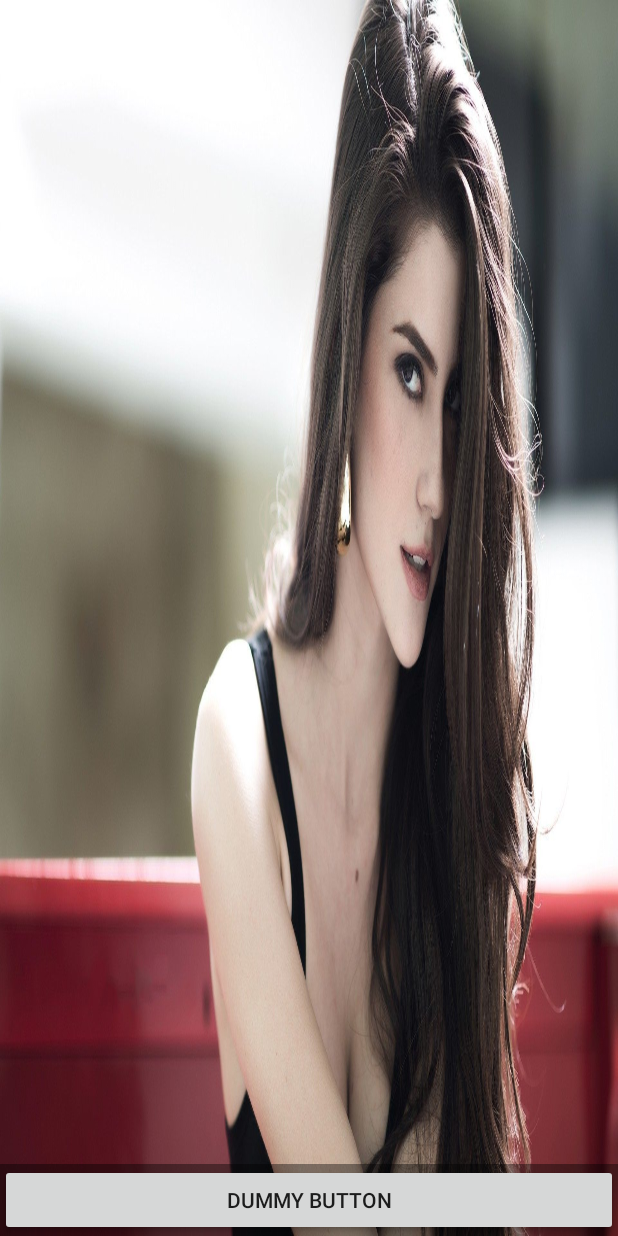
After one commit to Sourabhkhurrana/SOTD, an Android app: the layout activity_fullscreen.xml on its own in the app's theme, with its tools: preview values and no code run, on a phone screen of 412 x 824 dp. The commit adds this screen. Run offline under Robolectric (Android 15) with nearby library versions, the phone set to English and light mode, and no system bars.

Commit message:
initial commit

```diff
--- a/app/build.gradle
+++ b/app/build.gradle
@@ -26,5 +26,6 @@ dependencies {
     })
     compile 'com.android.support:appcompat-v7:26.+'
     compile 'com.android.support:design:26.+'
+    compile 'com.android.support:support-v4:26.+'
     testCompile 'junit:junit:4.12'
 }
--- a/app/src/main/java/com/nougatstudio/sotd/nougatstudio/Utility.java
+++ b/app/src/main/java/com/nougatstudio/sotd/nougatstudio/Utility.java
@@ -1,4 +1,4 @@
-package psndevelopers.chai;
+package com.nougatstudio.sotd.nougatstudio;
 
 /**
  * Created by Neeraj Solanki on 6/30/2016.
--- /dev/null
+++ b/app/src/main/res/layout/activity_fullscreen.xml
@@ -0,0 +1,56 @@
+<FrameLayout xmlns:android="http://schemas.android.com/apk/res/android"
+    xmlns:tools="http://schemas.android.com/tools"
+    android:layout_width="match_parent"
+    android:layout_height="match_parent"
+    android:background="#0099cc"
+    tools:context="com.nougatstudio.sotd.activity.FullscreenActivity">
+
+    <!-- The primary full-screen view. This can be replaced with whatever view
+         is needed to present your content, e.g. VideoView, SurfaceView,
+         TextureView, etc. -->
+    <TextView
+        android:id="@+id/fullscreen_content"
+        android:layout_width="match_parent"
+        android:layout_height="match_parent"
+        android:gravity="center"
+        android:keepScreenOn="true"
+        android:text="@string/dummy_content"
+        android:textColor="#33b5e5"
+        android:textSize="50sp"
+        android:textStyle="bold" />
+
+    <ImageView
+        android:layout_width="match_parent"
+        android:src="@drawable/c"
+        android:scaleType="fitXY"
+        android:layout_height="match_parent" />
+
+    <!-- This FrameLayout insets its children based on system windows using
+         android:fitsSystemWindows. -->
+    <FrameLayout
+        android:layout_width="match_parent"
+        android:layout_height="match_parent"
+        android:fitsSystemWindows="true">
+
+        <LinearLayout
+            android:id="@+id/fullscreen_content_controls"
+            style="?metaButtonBarStyle"
+            android:layout_width="match_parent"
+            android:layout_height="wrap_content"
+            android:layout_gravity="bottom|center_horizontal"
+            android:background="@color/black_overlay"
+            android:orientation="horizontal"
+            tools:ignore="UselessParent">
+
+            <Button
+                android:id="@+id/dummy_button"
+                style="?metaButtonBarButtonStyle"
+                android:layout_width="0dp"
+                android:layout_height="wrap_content"
+                android:layout_weight="1"
+                android:text="@string/dummy_button" />
+
+        </LinearLayout>
+    </FrameLayout>
+
+</FrameLayout>
--- a/app/src/main/res/values/colors.xml
+++ b/app/src/main/res/values/colors.xml
@@ -3,4 +3,6 @@
     <color name="colorPrimary">#3F51B5</color>
     <color name="colorPrimaryDark">#303F9F</color>
     <color name="colorAccent">#FF4081</color>
+
+    <color name="black_overlay">#66000000</color>
 </resources>
--- a/app/src/main/res/values/strings.xml
+++ b/app/src/main/res/values/strings.xml
@@ -4,4 +4,8 @@
     <string name="title_home">Home</string>
     <string name="title_dashboard">Dashboard</string>
     <string name="title_notifications">Notifications</string>
+
+    <string name="title_activity_fullscreen">FullscreenActivity</string>
+    <string name="dummy_button">Dummy Button</string>
+    <string name="dummy_content">DUMMY\nCONTENT</string>
 </resources>
--- a/app/src/main/res/values/styles.xml
+++ b/app/src/main/res/values/styles.xml
@@ -8,4 +8,16 @@
         <item name="colorAccent">@color/colorAccent</item>
     </style>
 
+    <style name="FullscreenTheme" parent="AppTheme">
+        <item name="android:actionBarStyle">@style/FullscreenActionBarStyle</item>
+        <item name="android:windowActionBarOverlay">true</item>
+        <item name="android:windowBackground">@null</item>
+        <item name="metaButtonBarStyle">?android:attr/buttonBarStyle</item>
+        <item name="metaButtonBarButtonStyle">?android:attr/buttonBarButtonStyle</item>
+    </style>
+
+    <style name="FullscreenActionBarStyle" parent="Widget.AppCompat.ActionBar">
+        <item name="android:background">@color/black_overlay</item>
+    </style>
+
 </resources>
```
Also changed, not shown: app/src/main/AndroidManifest.xml (+7 -0 lines), app/src/main/java/com/nougatstudio/sotd/activity/FullscreenActivity.java (added, +165 -0 lines), app/src/main/res/values/attrs.xml (added, +12 -0 lines), app/src/main/res/drawable/a.jpg (added), app/src/main/res/drawable/b.jpg (added), app/src/main/res/drawable/c.jpg (added), app/src/main/res/drawable/d.png (added), app/src/main/res/drawable/e.jpg (added), app/src/main/res/drawable/f.jpg (added).
